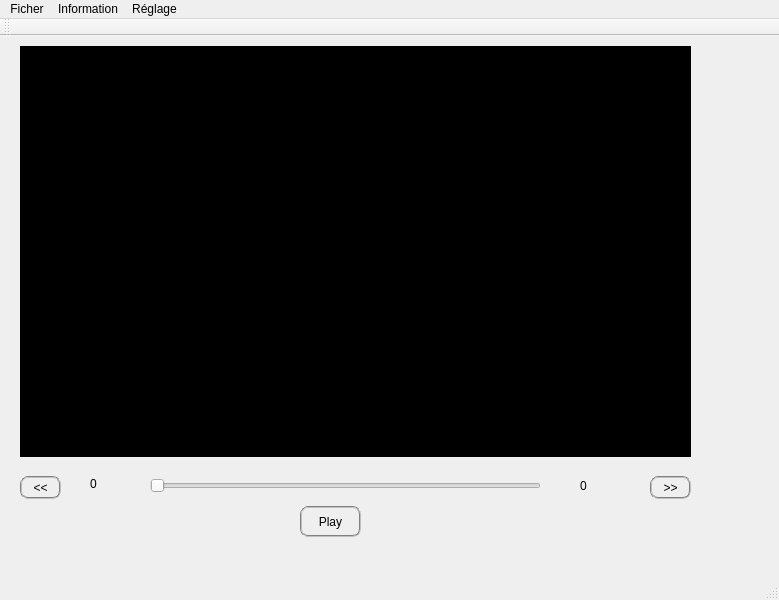
The window that decter/mainwindow.ui (bigflower123/PFE) describes before a commit, drawn with Qt 5.
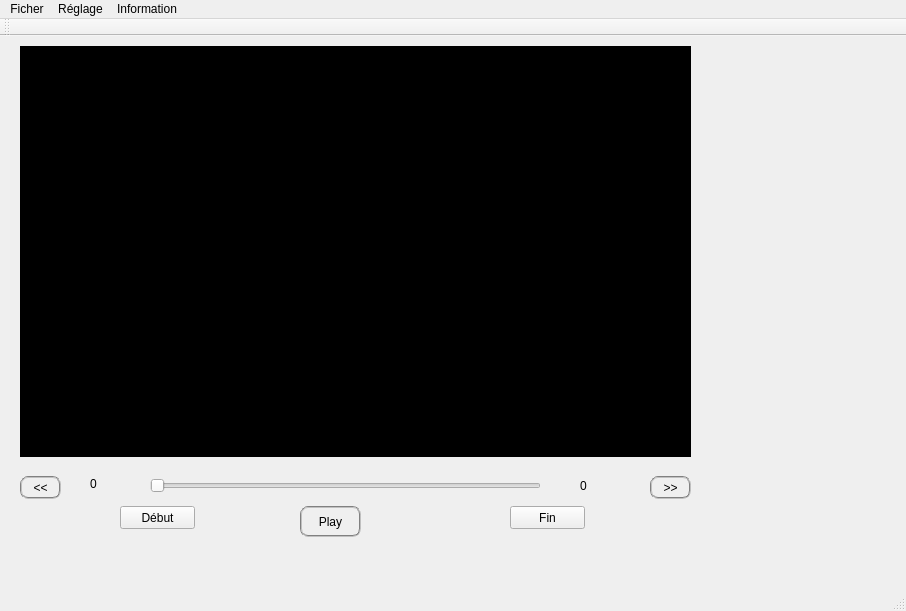
The same window after the commit. Custom widgets are drawn as their Qt base class.

The edit to the form file:
```diff
--- a/decter/mainwindow.ui
+++ b/decter/mainwindow.ui
@@ -6,8 +6,8 @@
    <rect>
     <x>0</x>
     <y>0</y>
-    <width>779</width>
-    <height>600</height>
+    <width>906</width>
+    <height>611</height>
    </rect>
   </property>
   <property name="windowTitle">
@@ -117,13 +117,39 @@
      <string>&lt;&lt;</string>
     </property>
    </widget>
+   <widget class="QPushButton" name="debutButton">
+    <property name="geometry">
+     <rect>
+      <x>120</x>
+      <y>470</y>
+      <width>75</width>
+      <height>23</height>
+     </rect>
+    </property>
+    <property name="text">
+     <string>Début</string>
+    </property>
+   </widget>
+   <widget class="QPushButton" name="finButton">
+    <property name="geometry">
+     <rect>
+      <x>510</x>
+      <y>470</y>
+      <width>75</width>
+      <height>23</height>
+     </rect>
+    </property>
+    <property name="text">
+     <string>Fin</string>
+    </property>
+   </widget>
   </widget>
   <widget class="QMenuBar" name="menuBar">
    <property name="geometry">
     <rect>
      <x>0</x>
      <y>0</y>
-     <width>779</width>
+     <width>906</width>
      <height>21</height>
     </rect>
    </property>
@@ -149,8 +175,8 @@
     <addaction name="actionDeplacement"/>
    </widget>
    <addaction name="menuFichier"/>
-   <addaction name="menuInformation"/>
    <addaction name="menuReglage"/>
+   <addaction name="menuInformation"/>
   </widget>
   <widget class="QToolBar" name="mainToolBar">
    <attribute name="toolBarArea">
```
